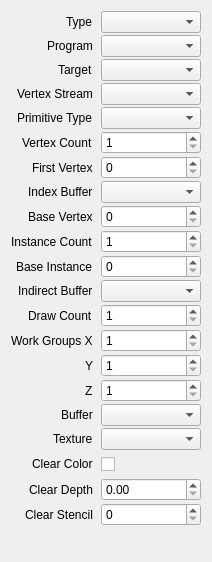
Qt form src/session/CallProperties.ui (houmain/gpupad) before a commit.
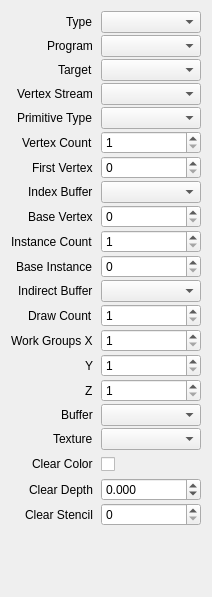
The same form after that commit. Custom widgets are drawn as their Qt base class.

Commit message: Apply Target Properties

The edit to the form file:
```diff
--- a/src/session/CallProperties.ui
+++ b/src/session/CallProperties.ui
@@ -7,7 +7,7 @@
     <x>0</x>
     <y>0</y>
     <width>212</width>
-    <height>562</height>
+    <height>597</height>
    </rect>
   </property>
   <layout class="QVBoxLayout">
@@ -314,8 +314,14 @@
      </item>
      <item row="20" column="1">
       <widget class="QDoubleSpinBox" name="clearDepth">
+       <property name="decimals">
+        <number>3</number>
+       </property>
+       <property name="minimum">
+        <double>-1000.000000000000000</double>
+       </property>
        <property name="maximum">
-        <double>1.000000000000000</double>
+        <double>1000.000000000000000</double>
        </property>
        <property name="singleStep">
         <double>0.100000000000000</double>
```
Left out of the diff: 2 changed lines with no effect on the pictures. The commit also changes 20 other files.
